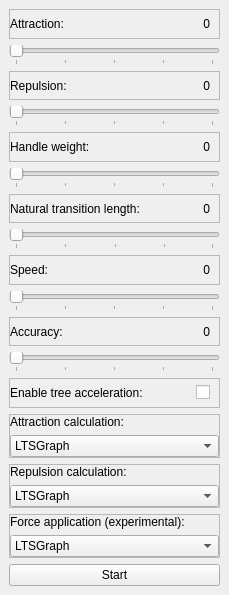
Above: tools/release/ltsgraph/springlayout.ui from mCRL2org/mCRL2 before the change. Below: the same form after it.
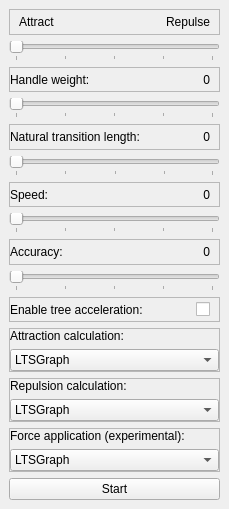
That is the form after the change.

Patch:
```diff
--- a/tools/release/ltsgraph/springlayout.ui
+++ b/tools/release/ltsgraph/springlayout.ui
@@ -7,7 +7,7 @@
     <x>0</x>
     <y>0</y>
     <width>229</width>
-    <height>595</height>
+    <height>509</height>
    </rect>
   </property>
   <property name="sizePolicy">
@@ -40,9 +40,6 @@
        <enum>QFrame::Raised</enum>
       </property>
       <layout class="QHBoxLayout" name="horizontalLayout">
-       <property name="leftMargin">
-        <number>0</number>
-       </property>
        <property name="topMargin">
         <number>1</number>
        </property>
@@ -52,18 +49,21 @@
        <item>
         <widget class="QLabel" name="lblAttraction">
          <property name="text">
-          <string>Attraction:</string>
+          <string>Attract</string>
          </property>
         </widget>
        </item>
        <item>
         <widget class="QLabel" name="dispAttraction">
          <property name="text">
-          <string>0</string>
+          <string>Repulse</string>
          </property>
          <property name="alignment">
           <set>Qt::AlignRight|Qt::AlignTrailing|Qt::AlignVCenter</set>
          </property>
+         <property name="margin">
+          <number>0</number>
+         </property>
         </widget>
        </item>
       </layout>
@@ -91,60 +91,6 @@
       </property>
      </widget>
     </item>
-    <item>
-     <widget class="QFrame" name="frame_2">
-      <property name="frameShape">
-       <enum>QFrame::StyledPanel</enum>
-      </property>
-      <property name="frameShadow">
-       <enum>QFrame::Raised</enum>
-      </property>
-      <layout class="QHBoxLayout" name="horizontalLayout_2">
-       <property name="leftMargin">
-        <number>0</number>
-       </property>
-       <property name="topMargin">
-        <number>1</number>
-       </property>
-       <property name="bottomMargin">
-        <number>1</number>
-       </property>
-       <item>
-        <widget class="QLabel" name="lblRepulsion">
-         <property name="text">
-          <string>Repulsion:</string>
-         </property>
-        </widget>
-       </item>
-       <item>
-        <widget class="QLabel" name="dispRepulsion">
-         <property name="text">
-          <string>0</string>
-         </property>
-         <property name="alignment">
-          <set>Qt::AlignRight|Qt::AlignTrailing|Qt::AlignVCenter</set>
-         </property>
-        </widget>
-       </item>
-      </layout>
-     </widget>
-    </item>
-    <item>
-     <widget class="QSlider" name="sldRepulsion">
-      <property name="maximum">
-       <number>100</number>
-      </property>
-      <property name="orientation">
-       <enum>Qt::Horizontal</enum>
-      </property>
-      <property name="tickPosition">
-       <enum>QSlider::TicksBelow</enum>
-      </property>
-      <property name="tickInterval">
-       <number>25</number>
-      </property>
-     </widget>
-    </item>
     <item>
      <widget class="QFrame" name="frame_4">
       <property name="frameShape">
```
Left out of the diff: 70 changed lines with no effect on the pictures.
